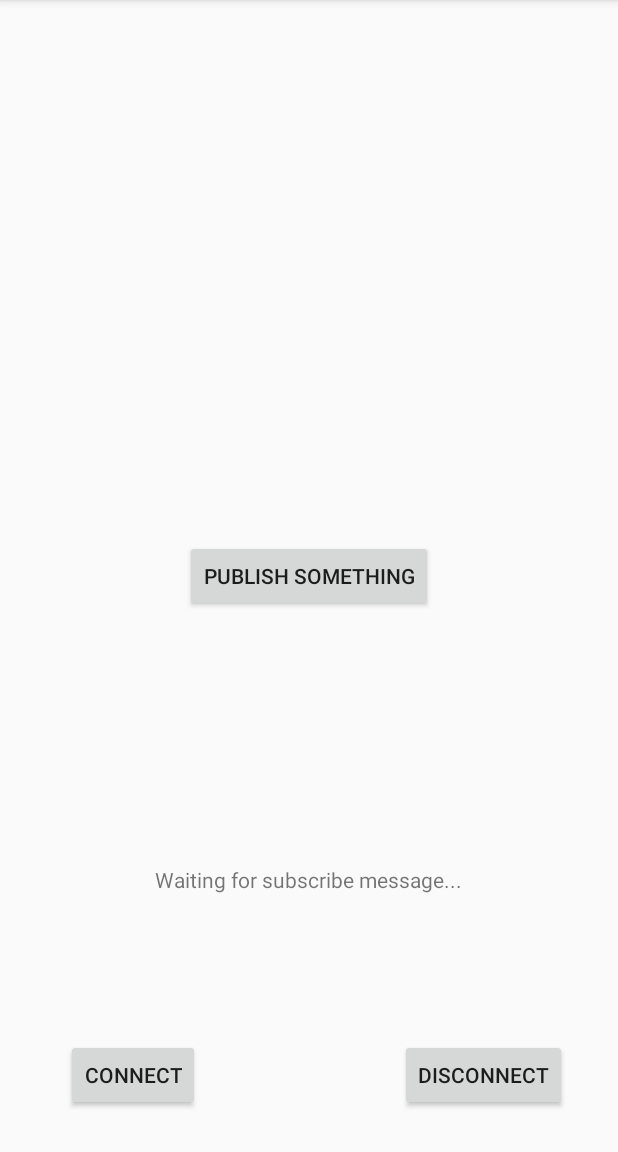
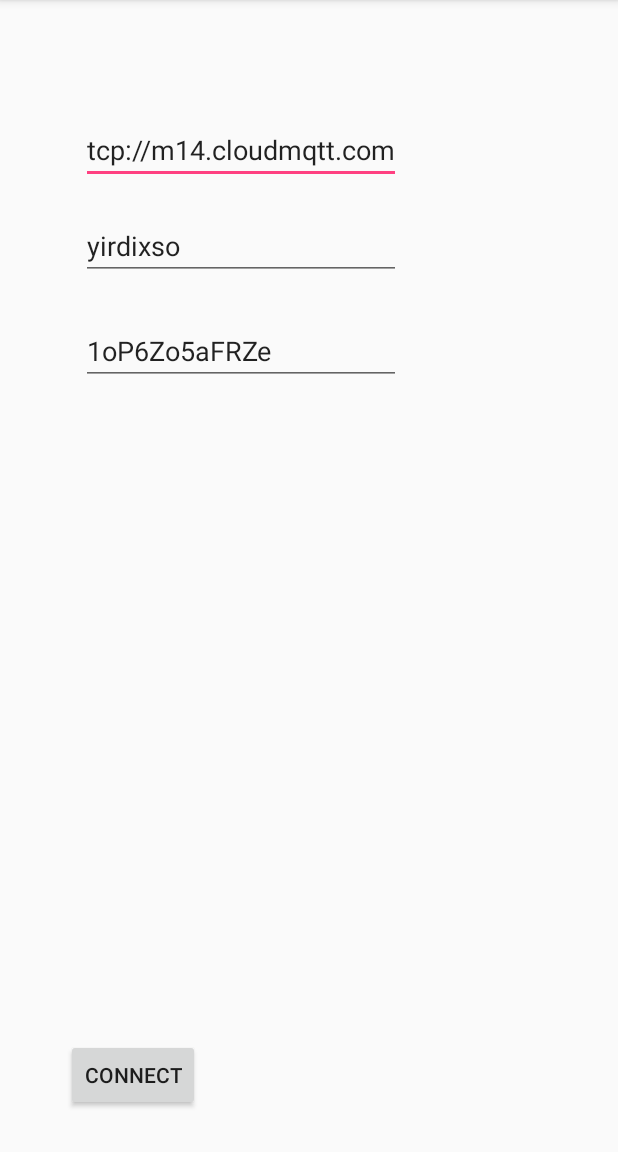
Before and after one commit to chaptone/MqttAppTest, an Android app: the screen it shows after launch (MainActivity), on a phone screen of 412 x 824 dp, the part 84-1236 px from its top. Run offline under Robolectric (Android 15) with nearby library versions, the phone set to English and light mode, and no system bars; libraries missing offline, so code that uses them is left out: org.eclipse.paho; 5 statements that could not run were skipped.

Commit message:
try_passVariable

```diff
--- a/app/src/main/java/com/example/chapmac/rakkan/mqtt_app_test/MainActivity.java
+++ b/app/src/main/java/com/example/chapmac/rakkan/mqtt_app_test/MainActivity.java
@@ -5,6 +5,7 @@ import android.support.v7.app.AppCompatActivity;
 import android.os.Bundle;
 import android.util.Log;
 import android.view.View;
+import android.widget.EditText;
 import android.widget.TextView;
 import android.widget.Toast;
 
@@ -20,14 +21,15 @@ import org.eclipse.paho.client.mqttv3.MqttMessage;
 
 public class MainActivity extends AppCompatActivity {
 
+    public static final String EXTRA_HOST = "com.example.chapmac.rakkan.mqtt_app_test.EXTRA_HOST";
+    public static final String EXTRA_USERNAME = "com.example.chapmac.rakkan.mqtt_app_test.EXTRA_USERNAME";
+    public static final String EXTRA_PASSWORD = "com.example.chapmac.rakkan.mqtt_app_test.EXTRA_PASSWORD";
+
     static String MQTTHOST = "tcp://m14.cloudmqtt.com:13988";
     static String USERNAME = "yirdixso";
     static String PASSWORD = "1oP6Zo5aFRZe";
-    String pubTopic = "Thailand amazing";
 
     MqttAndroidClient client;
-
-    TextView subText;
 
     MqttConnectOptions options;
 
@@ -36,8 +38,6 @@ public class MainActivity extends AppCompatActivity {
         super.onCreate(savedInstanceState);
         setContentView(R.layout.activity_main);
 
-        subText = (TextView)findViewById(R.id.subText);
-
         String clientId = MqttClient.generateClientId();
         client = new MqttAndroidClient(this.getApplicationContext(), MQTTHOST, clientId);
 
@@ -45,58 +45,6 @@ public class MainActivity extends AppCompatActivity {
         options.setUserName(USERNAME);
         options.setPassword(PASSWORD.toCharArray());
 
-        try {
-            IMqttToken token = client.connect(options);
-            token.setActionCallback(new IMqttActionListener() {
-                @Override
-                public void onSuccess(IMqttToken asyncActionToken) {
-                    Toast.makeText(MainActivity.this,"Connected!!",Toast.LENGTH_LONG).show();
-                    setSubscription();
-                }
-
-                @Override
-                public void onFailure(IMqttToken asyncActionToken, Throwable exception) {
-                    Toast.makeText(MainActivity.this,"Connected Failed",Toast.LENGTH_LONG).show();
-                }
-            });
-        } catch (MqttException e) {
-            e.printStackTrace();
-        }
-
-        client.setCallback(new MqttCallback() {
-            @Override
-            public void connectionLost(Throwable cause) {
-
-            }
-
-            @Override
-            public void messageArrived(String topic, MqttMessage message) throws Exception {
-                subText.setText(new String(message.getPayload()));
-            }
-
-            @Override
-            public void deliveryComplete(IMqttDeliveryToken token) {
-
-            }
-        });
-    }
-
-    public void pub(View v){
-        String topic = pubTopic;
-        String message = "Sawadee";
-        try {
-            client.publish(topic, message.getBytes(),0,false);
-        } catch (MqttException e) {
-            e.printStackTrace();
-        }
-    }
-
-    private void setSubscription(){
-        try {
-            client.subscribe(pubTopic,0);
-        } catch (MqttException e) {
-            e.printStackTrace();
-        }
     }
 
     public void connect(View v){
@@ -107,7 +55,6 @@ public class MainActivity extends AppCompatActivity {
                 public void onSuccess(IMqttToken asyncActionToken) {
                     Toast.makeText(MainActivity.this,"Connected!!",Toast.LENGTH_LONG).show();
                     openActivity2();
-                    setSubscription();
                 }
 
                 @Override
@@ -121,26 +68,20 @@ public class MainActivity extends AppCompatActivity {
     }
 
     private void openActivity2() {
+        EditText editText1 = findViewById(R.id.editText1);
+        String host = editText1.getText().toString();
+
+        EditText editText2 = findViewById(R.id.editText2);
+        String user = editText2.getText().toString();
+
+        EditText editText3 = findViewById(R.id.editText3);
+        String pass = editText3.getText().toString();
+
         Intent intent = new Intent(this,Activity2.class);
+        intent.putExtra(EXTRA_HOST,host);
+        intent.putExtra(EXTRA_USERNAME,user);
+        intent.putExtra(EXTRA_PASSWORD,pass);
         startActivity(intent);
     }
 
-    public void disconnect(View v){
-        try {
-            IMqttToken token = client.disconnect();
-            token.setActionCallback(new IMqttActionListener() {
-                @Override
-                public void onSuccess(IMqttToken asyncActionToken) {
-                    Toast.makeText(MainActivity.this,"Disconnected!",Toast.LENGTH_LONG).show();
-                }
-
-                @Override
-                public void onFailure(IMqttToken asyncActionToken, Throwable exception) {
-                    Toast.makeText(MainActivity.this,"Couldn't disconnect",Toast.LENGTH_LONG).show();
-                }
-            });
-        } catch (MqttException e) {
-            e.printStackTrace();
-        }
-    }
 }
--- a/app/src/main/res/layout/activity_main.xml
+++ b/app/src/main/res/layout/activity_main.xml
@@ -6,23 +6,7 @@
     android:layout_height="match_parent"
     tools:context=".MainActivity">
 
-    <Button
-        android:id="@+id/button"
-        android:layout_width="wrap_content"
-        android:layout_height="wrap_content"
-        android:layout_centerInParent="true"
-        android:text="Publish something"
-        android:onClick="pub"
-        />
 
-    <TextView
-        android:id="@+id/subText"
-        android:layout_width="wrap_content"
-        android:layout_height="wrap_content"
-        android:layout_alignParentBottom="true"
-        android:layout_centerHorizontal="true"
-        android:layout_marginBottom="172dp"
-        android:text="Waiting for subscribe message..." />
 
     <Button
         android:id="@+id/connectBtn"
@@ -35,15 +19,39 @@
         android:onClick="connect"
         android:text="Connect" />
 
-    <Button
-        android:id="@+id/disconnectBtn"
+    <EditText
+        android:id="@+id/editText1"
         android:layout_width="wrap_content"
         android:layout_height="wrap_content"
-        android:layout_alignParentEnd="true"
-        android:layout_alignTop="@+id/connectBtn"
-        android:layout_marginEnd="34dp"
-        android:onClick="disconnect"
-        android:text="Disconnect" />
+        android:layout_alignParentStart="true"
+        android:layout_alignParentTop="true"
+        android:layout_marginStart="54dp"
+        android:layout_marginTop="77dp"
+        android:ems="10"
+        android:inputType="text"
+        android:text="tcp://m14.cloudmqtt.com:13988" />
+
+    <EditText
+        android:id="@+id/editText2"
+        android:layout_width="wrap_content"
+        android:layout_height="wrap_content"
+        android:layout_alignParentTop="true"
+        android:layout_alignStart="@+id/editText1"
+        android:layout_marginTop="141dp"
+        android:ems="10"
+        android:inputType="text"
+        android:text="yirdixso" />
+
+    <EditText
+        android:id="@+id/editText3"
+        android:layout_width="wrap_content"
+        android:layout_height="wrap_content"
+        android:layout_alignParentTop="true"
+        android:layout_alignStart="@+id/editText1"
+        android:layout_marginTop="211dp"
+        android:ems="10"
+        android:inputType="text"
+        android:text="1oP6Zo5aFRZe" />
 
 
 </RelativeLayout>
```
Also changed, not shown: app/src/main/java/com/example/chapmac/rakkan/mqtt_app_test/Activity2.java (+117 -0 lines), app/src/main/res/layout/activity_2.xml (+60 -2 lines).
